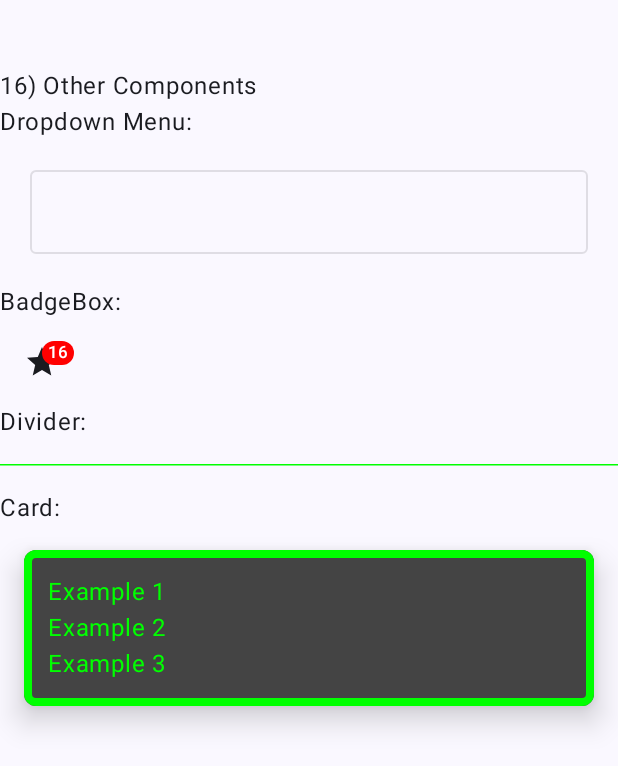
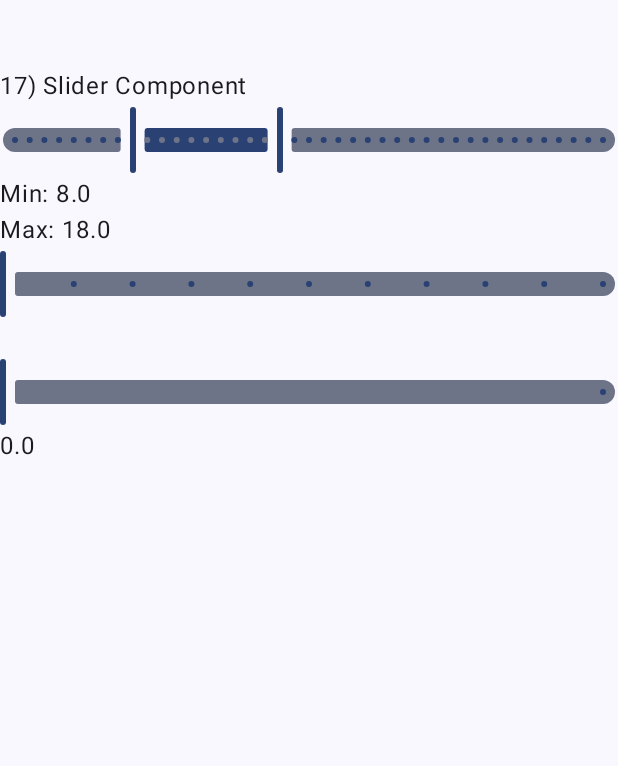
Before and after one commit to joshflugel/Jetpack-Compose-2025, an Android app built with Jetpack Compose: the screen it shows after launch (MainActivity), on a phone screen of 412 x 824 dp. Shown: the top 766 px of the screen. Run offline under Robolectric (Android 15) with nearby library versions, the phone set to English and light mode, and no system bars.

Commit message:
17) Slider Component

```diff
--- a/app/src/main/java/com/josh/compose/components/layout/Component_Others_16.kt
+++ b/app/src/main/java/com/josh/compose/components/layout/Component_Others_16.kt
@@ -5,15 +5,12 @@ import androidx.compose.foundation.clickable
 import androidx.compose.foundation.layout.Column
 import androidx.compose.foundation.layout.fillMaxWidth
 import androidx.compose.foundation.layout.padding
-import androidx.compose.foundation.layout.paddingFrom
 import androidx.compose.material.icons.Icons
 import androidx.compose.material.icons.filled.Star
 import androidx.compose.material3.Badge
 import androidx.compose.material3.BadgedBox
 import androidx.compose.material3.Card
 import androidx.compose.material3.CardDefaults
-import androidx.compose.material3.CardElevation
-import androidx.compose.material3.Divider
 import androidx.compose.material3.DropdownMenu
 import androidx.compose.material3.DropdownMenuItem
 import androidx.compose.material3.HorizontalDivider
@@ -23,14 +20,13 @@ import androidx.compose.material3.OutlinedTextField
 import androidx.compose.material3.Text
 import androidx.compose.runtime.Composable
 import androidx.compose.runtime.getValue
-import androidx.compose.runtime.mutableIntStateOf
 import androidx.compose.runtime.mutableStateOf
-import androidx.compose.runtime.remember
 import androidx.compose.runtime.saveable.rememberSaveable
 import androidx.compose.runtime.setValue
 import androidx.compose.ui.Modifier
 import androidx.compose.ui.graphics.Color
 import androidx.compose.ui.unit.dp
+
 
 // 16 OTHER COMPONENTS
 
--- /dev/null
+++ b/app/src/main/java/com/josh/compose/components/layout/Component_Slider_17.kt
@@ -0,0 +1,59 @@
+package com.josh.compose.components.layout
+
+import androidx.compose.foundation.layout.Arrangement
+import androidx.compose.foundation.layout.Column
+import androidx.compose.foundation.layout.padding
+import androidx.compose.material3.RangeSlider
+import androidx.compose.material3.Slider
+import androidx.compose.material3.Text
+import androidx.compose.runtime.Composable
+import androidx.compose.runtime.getValue
+import androidx.compose.runtime.mutableFloatStateOf
+import androidx.compose.runtime.mutableStateOf
+import androidx.compose.runtime.saveable.rememberSaveable
+import androidx.compose.runtime.setValue
+import androidx.compose.ui.Alignment
+import androidx.compose.ui.Modifier
+import androidx.compose.ui.unit.dp
+
+// 17) Slider
+
+@Composable
+fun MyRangeSlider() {
+    var currentRange by rememberSaveable { mutableStateOf(8f to 18f) }
+
+    RangeSlider(
+        value = currentRange.first..currentRange.second,
+        onValueChange = { range->
+            currentRange = range.start to range.endInclusive
+        },
+        valueRange = 0f..40f,
+        steps = 39
+    )
+    Text("Min: ${currentRange.first}")
+    Text("Max: ${currentRange.second}")
+}
+
+@Composable
+fun MySliderAdvanced() {
+    var sliderPosition by rememberSaveable { mutableFloatStateOf(0f) }
+    var completeValue by rememberSaveable { mutableStateOf("") }
+    Column(horizontalAlignment = Alignment.CenterHorizontally) {
+        Slider(
+            value = sliderPosition,
+            onValueChange = { sliderPosition = it },
+            onValueChangeFinished = { completeValue = sliderPosition.toString() },
+            valueRange = 0f..10f,
+            steps = 9    // 10 positions, but 1 doesn't count, so 9
+        )
+        Text(completeValue)
+    }
+}
+
+@Composable
+fun MySliderBasic() {
+    var sliderPosition by rememberSaveable { mutableFloatStateOf(0f) }
+    Column(horizontalAlignment = Alignment.CenterHorizontally) {  }
+    Slider(sliderPosition, onValueChange = {sliderPosition = it})
+    Text(sliderPosition.toString())
+}
--- a/app/src/main/java/com/josh/compose/components/layout/TextField.kt
+++ b/app/src/main/java/com/josh/compose/components/layout/TextField.kt
@@ -45,7 +45,7 @@ fun MyTextFieldOutlined() {
         onValueChange = { myText = it },
         modifier =  Modifier.padding(24.dp),
         label = { Text(text = "Hello")},
-        colors = TextFieldDefaults.outlinedTextFieldColors(
+        colors = TextFieldDefaults.colors(
             focusedTextColor = Color.Magenta,
             unfocusedTextColor = Color.Blue
         )
--- a/app/src/main/java/com/josh/compose/ui/MainActivity.kt
+++ b/app/src/main/java/com/josh/compose/ui/MainActivity.kt
@@ -51,9 +51,9 @@ import com.josh.compose.components.layout.MyDivider
 import com.josh.compose.components.layout.MyDropdownMenu
 import com.josh.compose.components.layout.MyRadioButton
 import com.josh.compose.components.layout.MyRadioButtonList
-import com.josh.compose.components.layout.MySwitch
-import com.josh.compose.components.layout.MyTriStatusCheckBox
-import com.josh.compose.components.layout.getCheckboxListOfIngredients
+import com.josh.compose.components.layout.MyRangeSlider
+import com.josh.compose.components.layout.MySliderAdvanced
+import com.josh.compose.components.layout.MySliderBasic
 import com.josh.compose.ui.theme.BasicComposeAppTheme
 
 class MainActivity : ComponentActivity() {
@@ -65,15 +65,21 @@ class MainActivity : ComponentActivity() {
             BasicComposeAppTheme {
                 Scaffold(modifier = Modifier.fillMaxSize()) { innerPadding ->
                     Column( modifier = Modifier.fillMaxSize()) {
-
                         MySpacer(45)
 
+                        Text("17) Slider Component")
+                        MyRangeSlider()
+                        MySliderAdvanced()
+                        MySliderBasic()
+
+                        /*
                         Text("16) Other Components")  // 16) Other Components
                         MyDropdownMenu()
                         MyBadgeBox()
                         MyDivider()
                         Text("Card:")
                         MyCard()
+                         */
 
                         /*
                         Column() {
```
